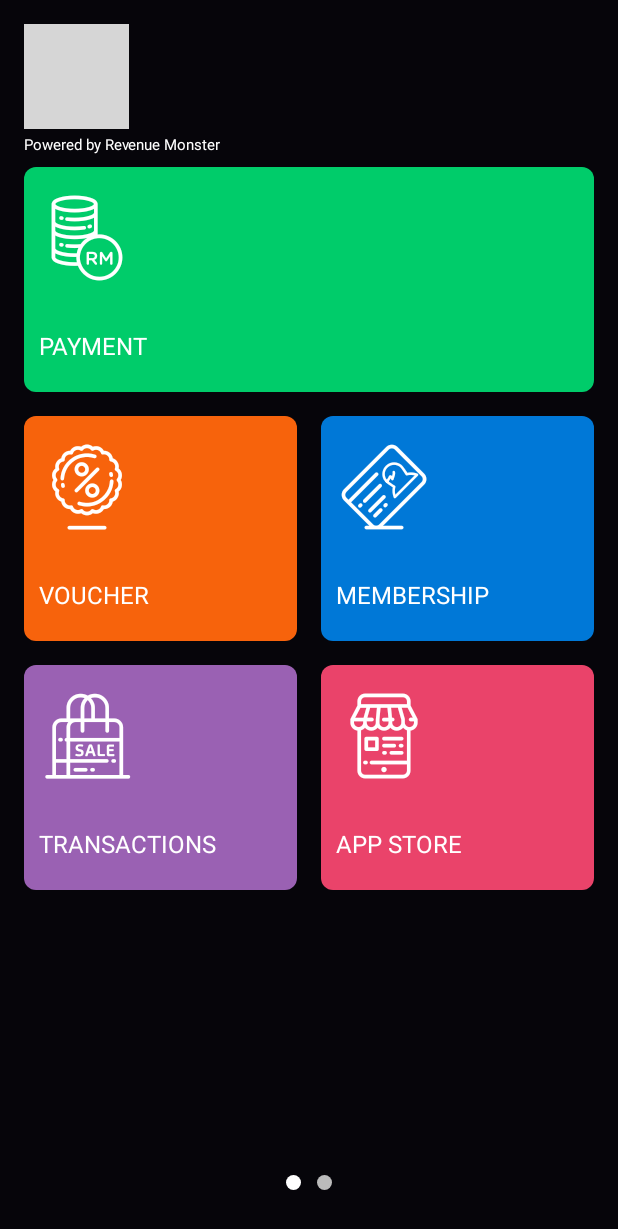
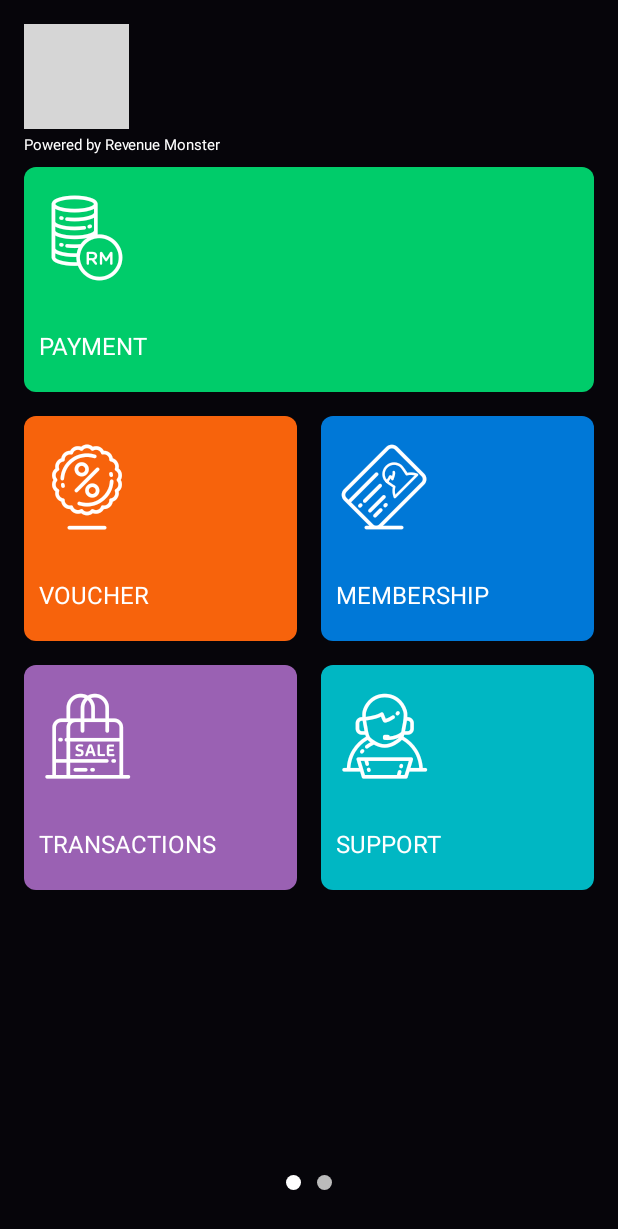
Before and after one commit to zzzzzzzz3/RM, an Android app: the MainActivity screen opened directly, with no data from a screen before it, on a phone screen of 412 x 824 dp. Shown: the top 1229 px of the screen. Run offline under Robolectric (Android 15) with nearby library versions, the phone set to English and light mode, and no system bars; our stand-ins replace ButterKnife, RxJava; libraries missing offline, so code that uses them is left out: com.facebook.stetho, com.makeramen.roundedimageview, org.simple.eventbus; plain views replace RoundedImageView; network calls fail; pictures from the network do not load; 9 statements that could not run were skipped; grey boxes are pictures that could not be loaded.

Commit message:
remove unusable icon

```diff
--- a/app/src/main/java/com/quseit/payapp/adapter/MainFragmentAdapter.java
+++ b/app/src/main/java/com/quseit/payapp/adapter/MainFragmentAdapter.java
@@ -69,7 +69,8 @@ public class MainFragmentAdapter extends FragmentPagerAdapter {
         list.add(bean3);
         ItemBean bean4 = new ItemBean(R.color.history_bg_color, GlobalBean.TRANSATIONS, getString(R.string.transation_font));
         list.add(bean4);
-        ItemBean bean5 = new ItemBean(R.color.app_store_bg_color, GlobalBean.APP_STORE, getString(R.string.app_store_font));
+//        ItemBean bean5 = new ItemBean(R.color.app_store_bg_color, GlobalBean.APP_STORE, getString(R.string.app_store_font));
+        ItemBean bean5 = new ItemBean(R.color.support_bg_color, GlobalBean.SUPPORT, getString(R.string.support_font));
         list.add(bean5);
         return list;
     }
@@ -82,14 +83,14 @@ public class MainFragmentAdapter extends FragmentPagerAdapter {
         List<ItemBean> list = new ArrayList<>();
         ItemBean bean1 = new ItemBean(R.color.setting_bg_color, GlobalBean.SETTING, getString(R.string.setting_font));
         list.add(bean1);
-        ItemBean bean2 = new ItemBean(R.color.orders_bg_color, GlobalBean.ORDERS, getString(R.string.order_font));
-        list.add(bean2);
-        ItemBean bean3 = new ItemBean(R.color.support_bg_color, GlobalBean.SUPPORT, getString(R.string.support_font));
-        list.add(bean3);
-        ItemBean bean4 = new ItemBean(R.color.notification_bg_color, GlobalBean.NOTIFICATION, getString(R.string.notification_font));
-        list.add(bean4);
-        list.add(bean4);
-        list.add(bean4);
+//        ItemBean bean2 = new ItemBean(R.color.orders_bg_color, GlobalBean.ORDERS, getString(R.string.order_font));
+//        list.add(bean2);
+//        ItemBean bean3 = new ItemBean(R.color.support_bg_color, GlobalBean.SUPPORT, getString(R.string.support_font));
+//        list.add(bean3);
+//        ItemBean bean4 = new ItemBean(R.color.notification_bg_color, GlobalBean.NOTIFICATION, getString(R.string.notification_font));
+//        list.add(bean4);
+//        list.add(bean4);
+//        list.add(bean4);
         return list;
     }
 
--- a/app/src/main/java/com/quseit/payapp/bussiness/setting/SettingActivity.java
+++ b/app/src/main/java/com/quseit/payapp/bussiness/setting/SettingActivity.java
@@ -47,7 +47,7 @@ public class SettingActivity extends BaseActivity {
         mItemBeans.add(new ItemBean(R.color.sim_bg_color, GlobalBean.SIM, getString(R.string.sim_font)));
         mItemBeans.add(new ItemBean(R.color.sound_bg_color, GlobalBean.SOUND, getString(R.string.sound_font)));
         mItemBeans.add(new ItemBean(R.color.brightness_bg_color, GlobalBean.BRIGHTNESS, getString(R.string.brightness_font)));
-        mItemBeans.add(new ItemBean(R.color.about_bg_color, GlobalBean.ABOUT, getString(R.string.about_font)));
+//        mItemBeans.add(new ItemBean(R.color.about_bg_color, GlobalBean.ABOUT, getString(R.string.about_font)));
         mItemBeans.add(new ItemBean(R.color.language_bg_color, GlobalBean.LANGUAGE, getString(R.string.language_font)));
         mGridAdapter = new GridAdapter(this, mItemBeans);
         mRecyclerView.setAdapter(mGridAdapter);
```
